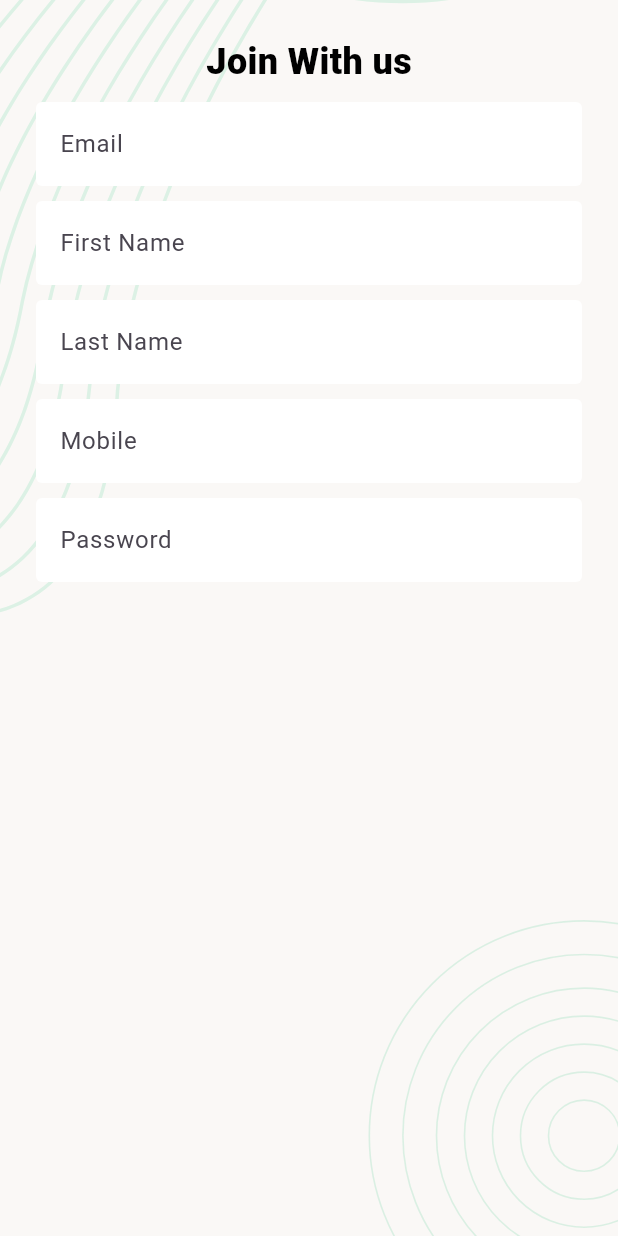
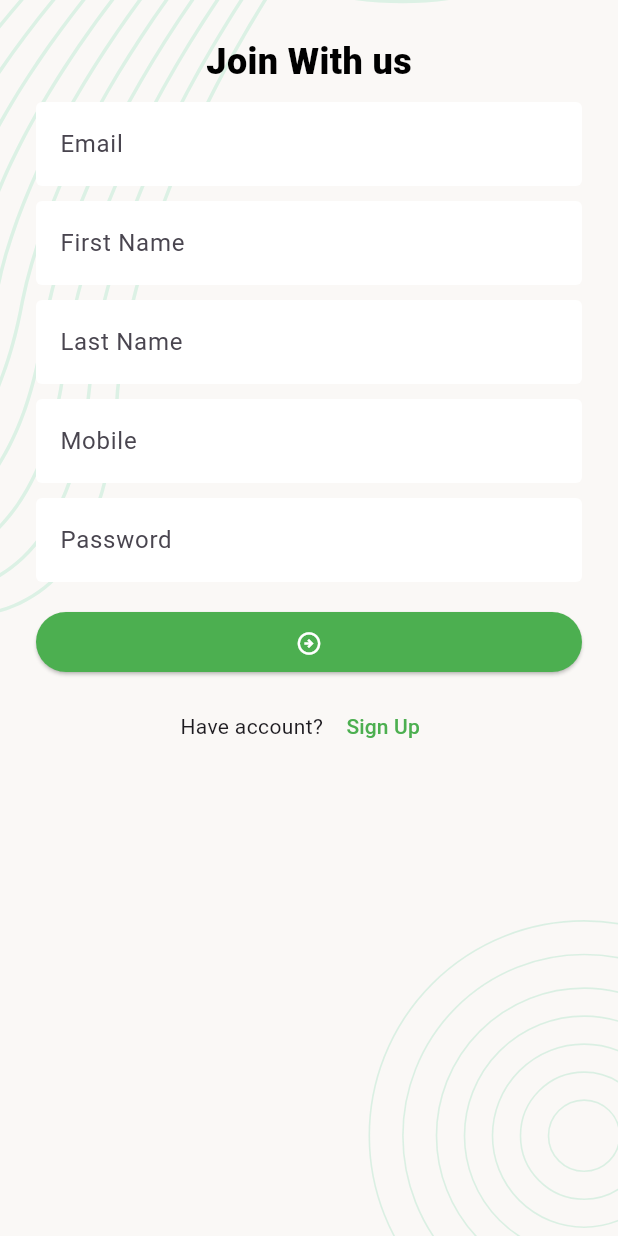
Before and after one commit to MostakAhmedShahad/TaskManagerApi, a Flutter app: the SignUpScreen screen opened directly, on a phone screen of 412 x 824 dp. Run offline on Flutter 3.47's test engine with Material 3 defaults, Android fonts, the phone set to English and light mode, and no system bars; our stand-ins replace flutter_svg.

Commit message:
signup_form

```diff
--- a/lib/ui/screen/sign_up_screen.dart
+++ b/lib/ui/screen/sign_up_screen.dart
@@ -1,7 +1,6 @@
-
-
 import 'package:flutter/material.dart';
 import 'package:task_manager/ui/utilities/style.dart';
+import 'package:task_manager/ui/widget/app_elevated_button.dart';
 import 'package:task_manager/ui/widget/app_text_input.dart';
 import 'package:task_manager/ui/widget/screen_background.dart';
 
@@ -15,38 +14,75 @@ class SignUpScreen extends StatefulWidget {
 class _SignUpScreenState extends State<SignUpScreen> {
   @override
   Widget build(BuildContext context) {
-    return  Scaffold(
+    return Scaffold(
       body: ScreenBackground(
           child: SafeArea(
               child: SingleChildScrollView(
-
         child: Padding(
           padding: const EdgeInsets.all(24.0),
           child: Column(
             mainAxisAlignment: MainAxisAlignment.center,
             crossAxisAlignment: CrossAxisAlignment.center,
             children: [
-                  Text('Join With us',style: ScreenTittle,),
-                  SizedBox(height: 10,),
-                  AppTextInput(hintText: 'Email', controller: TextEditingController()),
-                   SizedBox(height: 10,),
-                    AppTextInput(hintText: 'First Name', controller: TextEditingController()),
-                       SizedBox(height: 10,),
-                    AppTextInput(hintText: 'Last Name', controller: TextEditingController()),
-                       SizedBox(height: 10,),
-                    AppTextInput(hintText: 'Mobile  ', controller: TextEditingController()),
-                      SizedBox(height: 10,),
-                    AppTextInput(hintText: 'Password  ', controller: TextEditingController()),
+              Text(
+                'Join With us',
+                style: ScreenTittle,
+              ),
+              SizedBox(
+                height: 10,
+              ),
+              AppTextInput(
+                  hintText: 'Email', controller: TextEditingController()),
+              SizedBox(
+                height: 10,
+              ),
+              AppTextInput(
+                  hintText: 'First Name', controller: TextEditingController()),
+              SizedBox(
+                height: 10,
+              ),
+              AppTextInput(
+                  hintText: 'Last Name', controller: TextEditingController()),
+              SizedBox(
+                height: 10,
+              ),
+              AppTextInput(
+                  hintText: 'Mobile  ', controller: TextEditingController()),
+              SizedBox(
+                height: 10,
+              ),
+              AppTextInput(
+                  hintText: 'Password  ', controller: TextEditingController()),
+              SizedBox(
+                height: 20,
+              ),
+              AppElevatedButton(
+                  child: Icon(
+                    Icons.arrow_circle_right_outlined,
+                    color: Colors.white,
+                  ),
+                  onTap: () {}),
 
+                  SizedBox(height: 12,),
 
-
-
+                  Row(
+                  mainAxisAlignment: MainAxisAlignment.center,
+                  children: [
+                   const Text("Have account?"),
+                    TextButton(
+                        onPressed: () {
+                          Navigator.pop( context);
+                        },
+                        child: Text(
+                          ' Sign Up',
+                          style: TextStyle(color: Colors.green),
+                        ))
+                  ],
+                )
             ],
           ),
         ),
-
-          )  )
-      ),
+      ))),
     );
   }
 }
```
Lines whose indentation alone changed are shown as unchanged.
